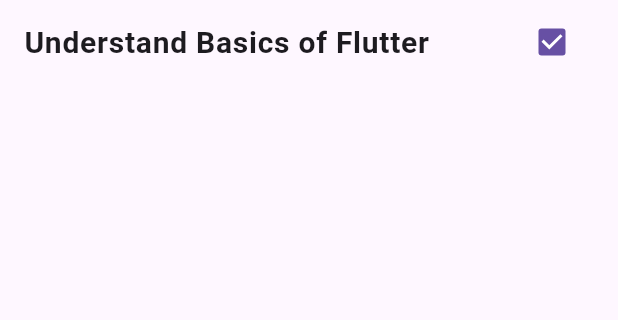
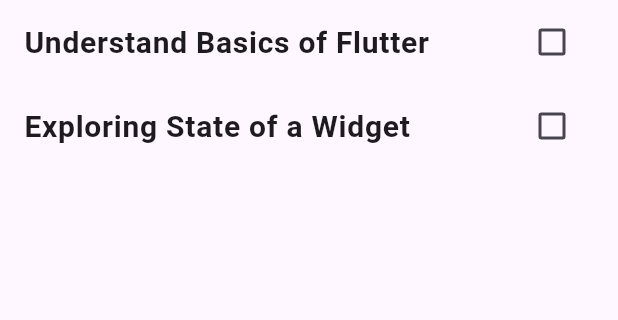
Before and after one commit to shauryainf/todo_app, a Flutter app: the screen it shows after launch, on a phone screen of 412 x 824 dp, the part 84-404 px from its top. Run offline on Flutter 3.47's test engine with Material 3 defaults, Android fonts, the phone set to English and light mode, and no system bars; our stand-ins replace google_fonts.

Commit message:
ListTile State logic

```diff
--- a/lib/app_logic.dart
+++ b/lib/app_logic.dart
@@ -1,12 +1,31 @@
 import 'package:flutter/material.dart';
 
 class AppLogic {
-  static void someFunction() {
-    print("You called someFunction()");
+  static late Function updatePendingList;
+
+  static List<Widget> widgetList = [];
+
+  AppLogic(Function updatePendingListRecieved) {
+    AppLogic.updatePendingList = updatePendingListRecieved;
+    widgetList.add(CustomListTile(
+      title: "Understand Basics of Flutter",
+      isChecked: false,
+      updatePendingList: updatePendingList,
+    ));
+
+    widgetList.add(CustomListTile(
+      title: "Exploring State of a Widget",
+      isChecked: false,
+      updatePendingList: updatePendingList,
+    ));
+  }
+
+  static void handelListTileTap() {
+    updatePendingList();
   }
 }
 
-class CustomListTile extends StatelessWidget {
+class CustomListTile extends StatefulWidget {
   String title;
   bool isChecked;
   Function updatePendingList;
@@ -17,15 +36,26 @@ class CustomListTile extends StatelessWidget {
       required this.updatePendingList});
 
   @override
+  State<CustomListTile> createState() => _CustomListTileState();
+}
+
+class _CustomListTileState extends State<CustomListTile> {
+  @override
   Widget build(BuildContext context) {
     return CheckboxListTile(
-        title: Text(title,
-            style: TextStyle(fontSize: 20, fontWeight: FontWeight.bold)),
-        value: isChecked,
+        title: Text(widget.title,
+            style: TextStyle(
+              fontSize: 20,
+              fontWeight: FontWeight.bold,
+              decoration: widget.isChecked ? TextDecoration.lineThrough : null,
+            )),
+        value: widget.isChecked,
         onChanged: (value) {
-          print(value.toString() + " : " + title);
-          AppLogic.someFunction();
-          updatePendingList();
+          print(value.toString() + " : " + widget.title);
+          setState(() {
+            widget.isChecked = value!;
+          });
+          // AppLogic.handelListTileTap();
         });
   }
 }
--- a/lib/main.dart
+++ b/lib/main.dart
@@ -40,22 +40,24 @@ class PendingList extends StatefulWidget {
 }
 
 class _PendingListState extends State<PendingList> {
+  @override
+  void initState() {
+    // TODO: implement initState
+    AppLogic(updatePendingList);
+    super.initState();
+  }
+
   void updatePendingList() {
     setState(() {
-      print("Updating List");
+      print("PendingList Widget: SetState called");
     });
   }
 
   @override
   Widget build(BuildContext context) {
-    print('Building Pending List');
+    print('PendingList Widget: Building Widget');
     return ListView(
-      children: [
-        CustomListTile(
-            title: 'Understand Basics of Flutter',
-            isChecked: true,
-            updatePendingList: updatePendingList),
-      ],
+      children: AppLogic.widgetList,
     );
   }
 }
```
